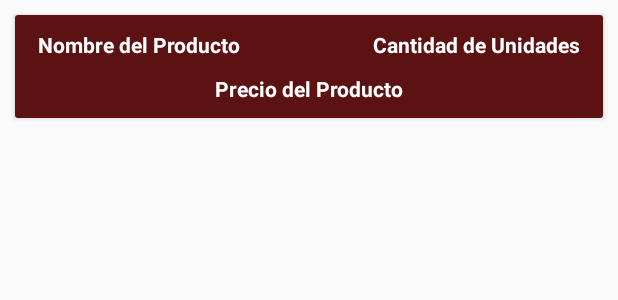
After one commit to JOHNSL98/Proyecto_Computacion_Movil, an Android app: the layout cart_items_layout.xml on its own in the app's theme, with its tools: preview values and no code run, on a phone screen of 412 x 824 dp. The commit adds this screen. Shown: the top 300 px of the screen. Run offline under Robolectric (Android 15) with nearby library versions, the phone set to English and light mode, and no system bars.

Commit message:
Ventana de agregar producto a la cesta

```diff
--- a/pHolandesa/app/build.gradle
+++ b/pHolandesa/app/build.gradle
@@ -39,6 +39,7 @@ dependencies {
     implementation 'androidx.lifecycle:lifecycle-extensions:2.2.0'
     implementation 'de.hdodenhof:circleimageview:3.1.0'
     implementation 'com.theartofdev.edmodo:android-image-cropper:2.8.+'
+    implementation 'com.cepheuen.elegant-number-button:lib:1.0.3'
     testImplementation 'junit:junit:4.13'
     androidTestImplementation 'androidx.test.ext:junit:1.1.1'
     androidTestImplementation 'androidx.test.espresso:espresso-core:3.2.0'
--- a/pHolandesa/app/src/main/java/com/example/pholandesa/SettinsActivity.java
+++ b/pHolandesa/app/src/main/java/com/example/pholandesa/SettinsActivity.java
@@ -16,7 +16,6 @@ import android.widget.TextView;
 import android.widget.Toast;
 
 import com.example.pholandesa.Prevalent.Prevalent;
-import com.google.android.gms.auth.api.signin.internal.Storage;
 import com.google.android.gms.tasks.Continuation;
 import com.google.android.gms.tasks.OnCompleteListener;
 import com.google.android.gms.tasks.Task;
@@ -105,7 +104,7 @@ public class SettinsActivity extends AppCompatActivity {
         userMap.put("phoneOrder", userPhoneEditText.getText().toString());
         ref.child(Prevalent.currentOnlineUser.getPhone()).updateChildren(userMap);
 
-        startActivity(new Intent(SettinsActivity.this, MainActivity.class));
+        startActivity(new Intent(SettinsActivity.this, HomeActivity.class));
         Toast.makeText(SettinsActivity.this, "Se actualizo la información del perfil correctamente", Toast.LENGTH_SHORT).show();
         finish();
     }
@@ -179,7 +178,7 @@ public class SettinsActivity extends AppCompatActivity {
 
                         progressDialog.dismiss();
 
-                        startActivity(new Intent(SettinsActivity.this, MainActivity.class));
+                        startActivity(new Intent(SettinsActivity.this, HomeActivity.class));
                         Toast.makeText(SettinsActivity.this, "Se actualizo la información del perfil correctamente", Toast.LENGTH_SHORT).show();
                         finish();
                     } else {
--- /dev/null
+++ b/pHolandesa/app/src/main/res/layout/cart_items_layout.xml
@@ -0,0 +1,54 @@
+<?xml version="1.0" encoding="utf-8"?>
+<androidx.cardview.widget.CardView
+    xmlns:android="http://schemas.android.com/apk/res/android"
+    android:layout_width="match_parent"
+    android:layout_height="wrap_content"
+    android:layout_margin="10dp">
+
+    <RelativeLayout
+        android:layout_width="match_parent"
+        android:layout_height="match_parent"
+        android:padding="10dp"
+        android:background="@color/colorPrimaryDark">
+
+        <TextView
+            android:id="@+id/cart_product_name"
+            android:layout_width="160dp"
+            android:layout_height="wrap_content"
+            android:text="Nombre del Producto"
+            android:textColor="@android:color/white"
+            android:textSize="14dp"
+            android:layout_marginLeft="5dp"
+            android:textStyle="bold"
+            />
+
+        <TextView
+            android:id="@+id/cart_product_quantity"
+            android:layout_width="160dp"
+            android:layout_height="wrap_content"
+            android:layout_alignParentEnd="true"
+            android:layout_marginLeft="5dp"
+            android:text="Cantidad de Unidades"
+            android:textAlignment="viewEnd"
+            android:textColor="@android:color/white"
+            android:textSize="14dp"
+            android:layout_marginRight="5dp"
+            android:textStyle="bold"
+            />
+
+        <TextView
+            android:id="@+id/cart_product_price"
+            android:layout_width="match_parent"
+            android:layout_height="wrap_content"
+            android:text="Precio del Producto"
+            android:textColor="@android:color/white"
+            android:textSize="14dp"
+            android:textStyle="bold"
+            android:layout_below="@+id/cart_product_name"
+            android:gravity="center"
+            android:layout_marginTop="10dp"
+            />
+
+    </RelativeLayout>
+
+</androidx.cardview.widget.CardView>
```
Also changed, not shown: pHolandesa/app/src/main/AndroidManifest.xml (+6 -3 lines), pHolandesa/app/src/main/java/com/example/pholandesa/CartActivity.java (added, +32 -0 lines), pHolandesa/app/src/main/java/com/example/pholandesa/HomeActivity.java (+10 -1 lines), pHolandesa/app/src/main/java/com/example/pholandesa/ProductDetailsActivity.java (added, +134 -0 lines), pHolandesa/app/src/main/res/layout/activity_cart.xml (added, +48 -0 lines), pHolandesa/app/src/main/res/layout/activity_product_details.xml (added, +82 -0 lines).
